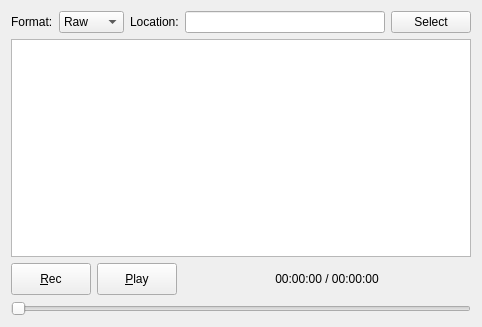
Old version of the form src/qtgui/iq_tool.ui in the repository gqrx-sdr/gqrx.
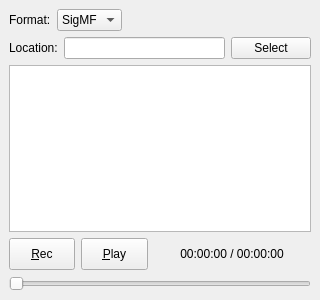
New version of the form. Icons and pictures are not drawn.

Commit message:
Convert IQ recorder from dialog to dockable widget
- Change CIqTool base class from QDialog to QDockWidget
- Use visibilityChanged signal instead of closeEvent/showEvent
- Update UI to use QDockWidget with AllDockWidgetAreas
- Add to View menu with Ctrl+I shortcut
- Default to floating window, SigMF format
- Split Format and Location into separate rows

The edit to the form file:
```diff
--- a/src/qtgui/iq_tool.ui
+++ b/src/qtgui/iq_tool.ui
@@ -1,25 +1,25 @@
 <?xml version="1.0" encoding="UTF-8"?>
 <ui version="4.0">
  <class>CIqTool</class>
- <widget class="QDialog" name="CIqTool">
+ <widget class="QDockWidget" name="CIqTool">
   <property name="geometry">
    <rect>
     <x>0</x>
     <y>0</y>
-    <width>482</width>
-    <height>327</height>
+    <width>320</width>
+    <height>300</height>
    </rect>
   </property>
   <property name="sizePolicy">
-   <sizepolicy hsizetype="Preferred" vsizetype="Fixed">
+   <sizepolicy hsizetype="Preferred" vsizetype="Preferred">
     <horstretch>0</horstretch>
     <verstretch>0</verstretch>
    </sizepolicy>
   </property>
   <property name="minimumSize">
    <size>
-    <width>0</width>
-    <height>32</height>
+    <width>270</width>
+    <height>200</height>
    </size>
   </property>
   <property name="windowTitle">
@@ -29,7 +29,17 @@
    <iconset resource="../../resources/icons.qrc">
     <normaloff>:/icons/icons/signal.svg</normaloff>:/icons/icons/signal.svg</iconset>
   </property>
-  <layout class="QVBoxLayout" name="verticalLayout">
+  <property name="allowedAreas">
+   <set>Qt::AllDockWidgetAreas</set>
+  </property>
+  <widget class="QWidget" name="dockWidgetContents">
+   <property name="sizePolicy">
+    <sizepolicy hsizetype="Expanding" vsizetype="Expanding">
+     <horstretch>0</horstretch>
+     <verstretch>0</verstretch>
+    </sizepolicy>
+   </property>
+   <layout class="QVBoxLayout" name="verticalLayout">
    <item>
     <layout class="QHBoxLayout" name="horizontalLayout">
      <item>
@@ -44,11 +54,6 @@
         <property name="toolTip">
          <string>File format</string>
         </property>
-        <item>
-         <property name="text">
-          <string>Raw</string>
-         </property>
-        </item>
         <item>
          <property name="text">
           <string>SigMF</string>
@@ -57,6 +62,23 @@
        </widget>
       </item>
      <item>
+      <spacer name="formatSpacer">
+       <property name="orientation">
+        <enum>Qt::Horizontal</enum>
+       </property>
+       <property name="sizeHint" stdset="0">
+        <size>
+         <width>40</width>
+         <height>20</height>
+        </size>
+       </property>
+      </spacer>
+     </item>
+    </layout>
+   </item>
+   <item>
+    <layout class="QHBoxLayout" name="locationLayout">
+     <item>
       <widget class="QLabel" name="recDirLabel">
        <property name="text">
         <string>Location:</string>
@@ -234,6 +256,7 @@
     </widget>
    </item>
   </layout>
+  </widget>
  </widget>
  <resources>
   <include location="../../resources/icons.qrc"/>
```
Left out of the diff: 9 changed lines with no effect on the pictures. The commit also changes 3 other files.
